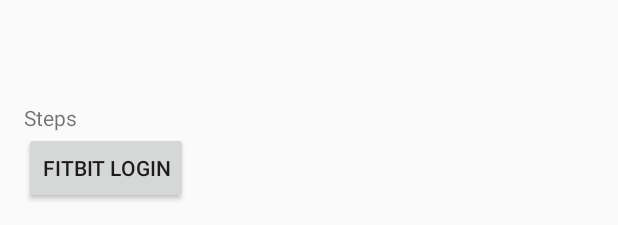
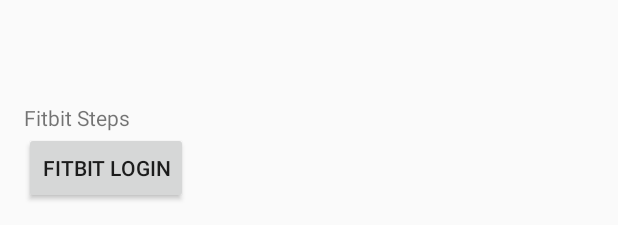
Before and after one commit to jackson15j/android_test, an Android app: the layout activity_main.xml on its own in the app's theme, with its tools: preview values and no code run, on a phone screen of 412 x 824 dp. Shown: the part 1008-1233 px from the top of the screen. Run offline under Robolectric (Android 15) with nearby library versions, the phone set to English and light mode, and no system bars.

Commit message:
Cleaned up wording/UI.
Cleaned up fitbit wording and stop displaying my
user_id/access_token.

```diff
--- a/app/src/main/res/layout/activity_main.xml
+++ b/app/src/main/res/layout/activity_main.xml
@@ -66,7 +66,7 @@
     <TextView
         android:layout_width="wrap_content"
         android:layout_height="wrap_content"
-        android:text="Steps"
+        android:text="Fitbit Steps"
         android:id="@+id/fitbitStepsText"
         android:layout_above="@+id/fitbitLoginButton"
         android:layout_alignParentLeft="true"
```
Also changed, not shown: app/src/main/java/com/example/craig/test/MainActivity.java (+3 -3 lines).
